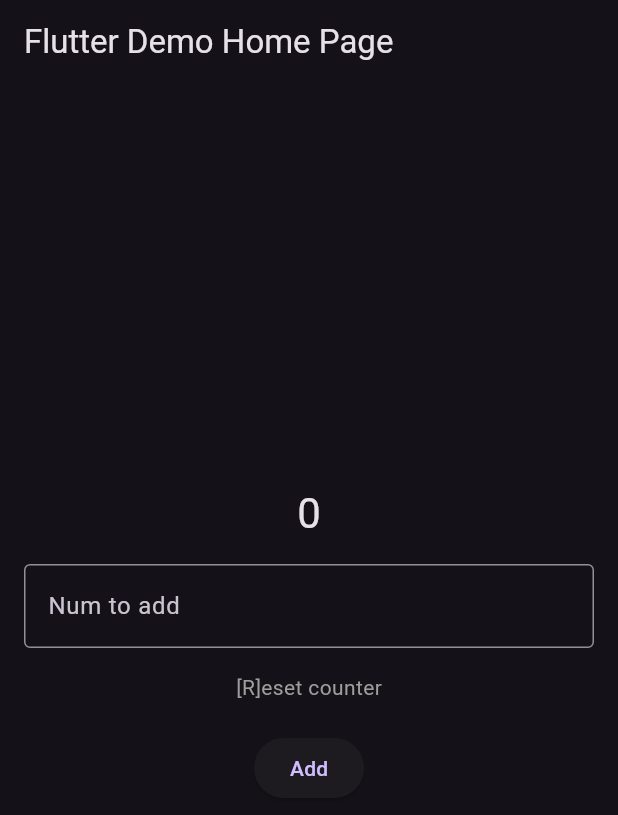
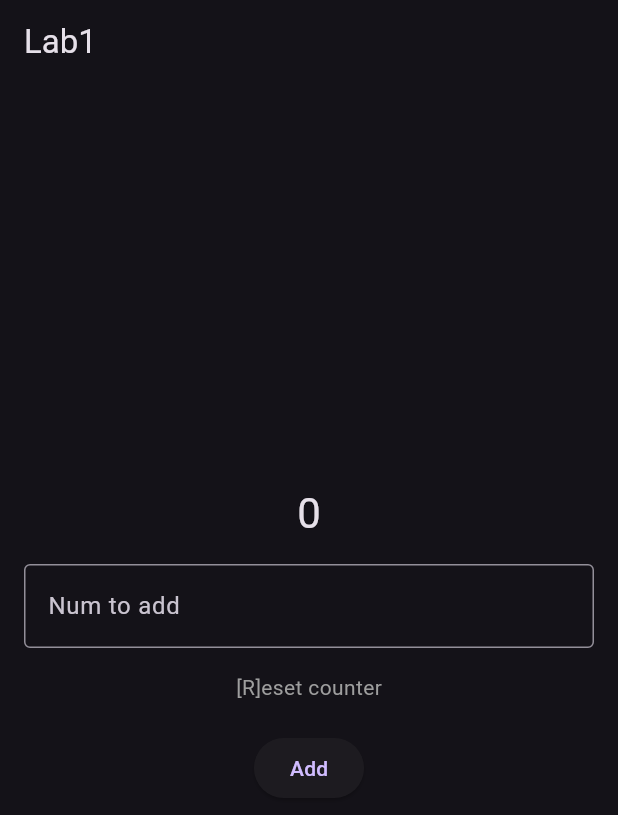
Before and after one commit to NazzaY/Lab1, a Flutter app: the screen it shows after launch, on a phone screen of 412 x 824 dp. Shown: the top 815 px of the screen. Run offline on Flutter 3.47's test engine with Material 3 defaults, Android fonts, the phone set to English and light mode, and no system bars.

Commit message:
Update main.dart

```diff
--- a/lib/main.dart
+++ b/lib/main.dart
@@ -14,9 +14,9 @@ class MyApp extends StatelessWidget
   {
     return MaterialApp
     (
-      title: 'Flutter Demo',
+      title: 'Lab1',
       theme: ThemeData.dark(),
-      home: const MyHomePage(title: 'Flutter Demo Home Page'),
+      home: const MyHomePage(title: 'Lab1'),
     );
   }
 }
@@ -48,9 +48,12 @@ class _MyHomePageState extends State<MyHomePage>
     {
       String input = _controller.text;
 
-      if (input == "r" || input == "R") {
-        _counter = 0;
-      } else {
+      if (input == "r" || input == "R")
+        {
+          _counter = 0;
+        }
+      else
+        {
         int? incrementValue = int.tryParse(input);
         if (incrementValue != null) {
           _counter += incrementValue;
```
